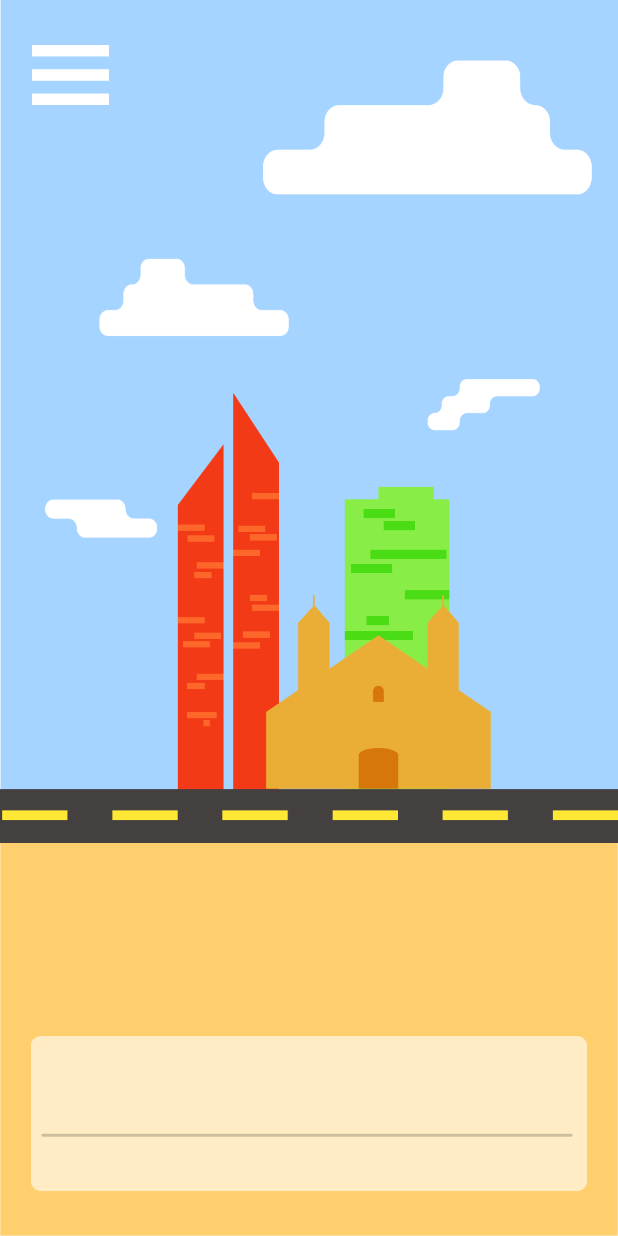
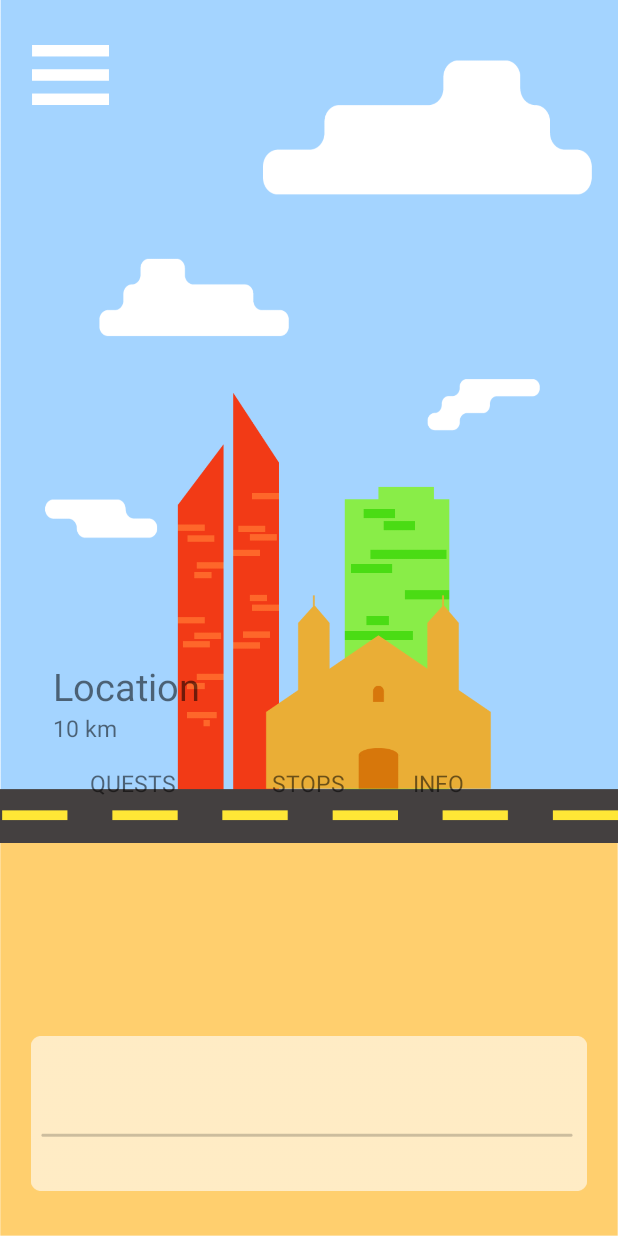
Before and after one commit to compsat/mudkip, an Android app: the screen it shows after launch (MainActivity), on a phone screen of 412 x 824 dp. Run offline under Robolectric (Android 15) with nearby library versions, the phone set to English and light mode, and no system bars.

Commit message:
Added buttons to main screen

```diff
--- a/mobile/app/src/main/res/layout/fragment_main.xml
+++ b/mobile/app/src/main/res/layout/fragment_main.xml
@@ -22,7 +22,7 @@
             app:srcCompat="@drawable/hamburger"/>
 
         <ImageView
-            android:id="@+id/backgroundImageView"
+            android:id="@+id/manila"
             android:layout_width="match_parent"
             android:layout_height="match_parent"
             app:srcCompat="@drawable/manila"/>
@@ -38,5 +38,53 @@
             android:adjustViewBounds="true"
             app:srcCompat="@drawable/area_menu"/>
 
+        <TextView
+            android:id="@+id/location"
+            android:layout_width="wrap_content"
+            android:layout_height="wrap_content"
+            android:layout_marginTop="440dp"
+            android:layout_marginStart="35dp"
+            android:text="Location"
+            android:textSize="25sp" />
+
+        <TextView
+            android:id="@+id/distance"
+            android:layout_width="wrap_content"
+            android:layout_height="wrap_content"
+            android:layout_marginStart="35dp"
+            android:layout_below="@+id/location"
+            android:text="10 km"
+            android:textSize="15sp" />
+
+        <TextView
+            android:id="@+id/questMain"
+            android:layout_width="wrap_content"
+            android:layout_height="wrap_content"
+            android:layout_marginStart="60dp"
+            android:layout_marginTop="15dp"
+            android:layout_below="@+id/distance"
+            android:text="QUESTS"
+            android:textSize="15sp" />
+
+        <TextView
+            android:id="@+id/stopMain"
+            android:layout_width="wrap_content"
+            android:layout_height="wrap_content"
+            android:layout_marginTop="15dp"
+            android:layout_centerHorizontal="true"
+            android:layout_below="@+id/distance"
+            android:text="STOPS"
+            android:textSize="15sp" />
+
+        <TextView
+            android:id="@+id/infoMain"
+            android:layout_width="wrap_content"
+            android:layout_height="wrap_content"
+            android:layout_marginTop="15dp"
+            android:layout_marginStart="275dp"
+            android:layout_below="@+id/distance"
+            android:text="INFO"
+            android:textSize="15sp" />
+
     </RelativeLayout>
 </FrameLayout>
```
